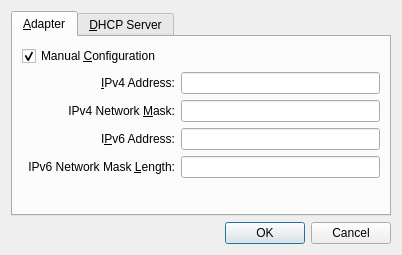
Old version of the form src/VBox/Frontends/VirtualBox/src/settings/global/UIGlobalSettingsNetworkDetailsHost.ui in the repository pop-os/virtualbox.
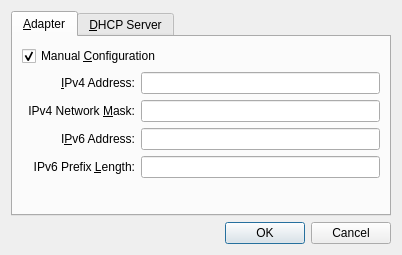
New version of the form. Custom widgets are drawn as their Qt base class.

```diff
--- a/src/VBox/Frontends/VirtualBox/src/settings/global/UIGlobalSettingsNetworkDetailsHost.ui
+++ b/src/VBox/Frontends/VirtualBox/src/settings/global/UIGlobalSettingsNetworkDetailsHost.ui
@@ -136,7 +136,7 @@
        <item row="4" column="1">
         <widget class="QLabel" name="m_pNMv6Label">
          <property name="text">
-          <string>IPv6 Network Mask &amp;Length:</string>
+          <string>IPv6 Prefix &amp;Length:</string>
          </property>
          <property name="alignment">
           <set>Qt::AlignRight|Qt::AlignTrailing|Qt::AlignVCenter</set>
```
Left out of the diff: 2 changed lines with no effect on the pictures.
